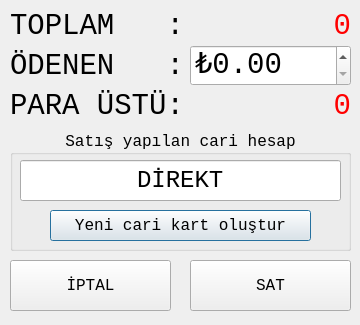
Qt form satisyapform.ui (mamoo81/bhss) before a commit.
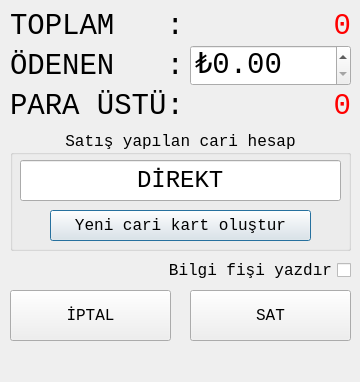
The same form after that commit. Icons and pictures are not drawn.

Commit message: fiş yazdırma ve ayarı eklendi.

What changed in the file:
```diff
--- a/satisyapform.ui
+++ b/satisyapform.ui
@@ -7,7 +7,7 @@
     <x>0</x>
     <y>0</y>
     <width>360</width>
-    <height>325</height>
+    <height>382</height>
    </rect>
   </property>
   <property name="minimumSize">
@@ -201,7 +201,7 @@
    <property name="geometry">
     <rect>
      <x>10</x>
-     <y>260</y>
+     <y>290</y>
      <width>161</width>
      <height>51</height>
     </rect>
@@ -224,7 +224,7 @@
    <property name="geometry">
     <rect>
      <x>190</x>
-     <y>260</y>
+     <y>290</y>
      <width>161</width>
      <height>51</height>
     </rect>
@@ -268,6 +268,22 @@
     <double>999999.989999999990687</double>
    </property>
   </widget>
+  <widget class="QCheckBox" name="fischeckBox">
+   <property name="geometry">
+    <rect>
+     <x>160</x>
+     <y>260</y>
+     <width>191</width>
+     <height>21</height>
+    </rect>
+   </property>
+   <property name="layoutDirection">
+    <enum>Qt::RightToLeft</enum>
+   </property>
+   <property name="text">
+    <string>Bilgi fişi yazdır</string>
+   </property>
+  </widget>
  </widget>
  <tabstops>
   <tabstop>OdenendoubleSpinBox</tabstop>
```
The commit also changes 13 other files.
